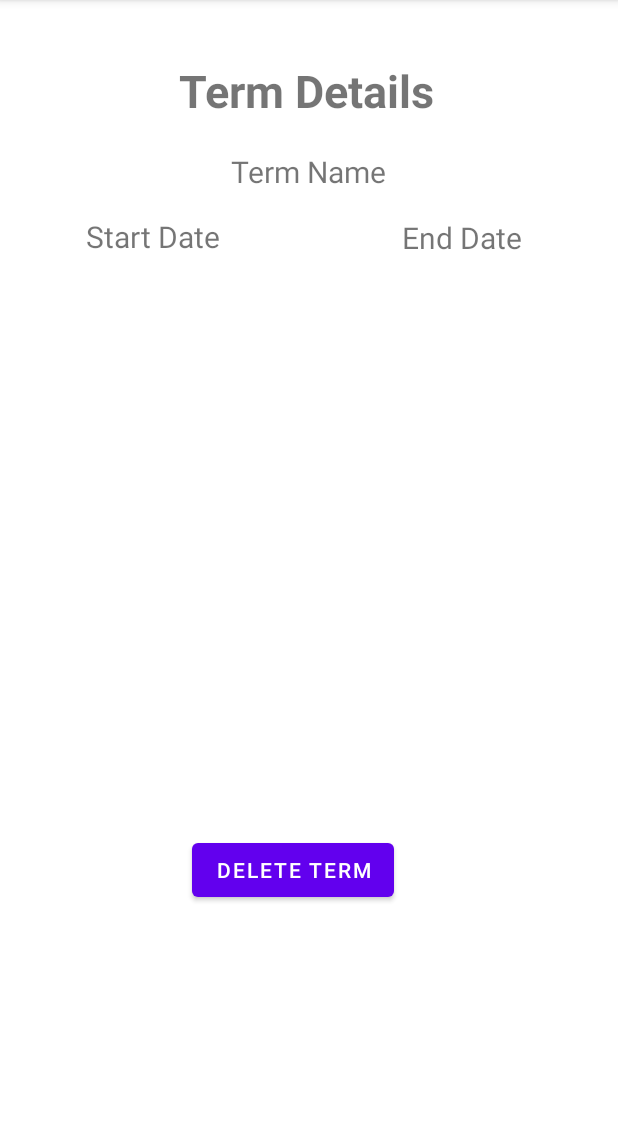
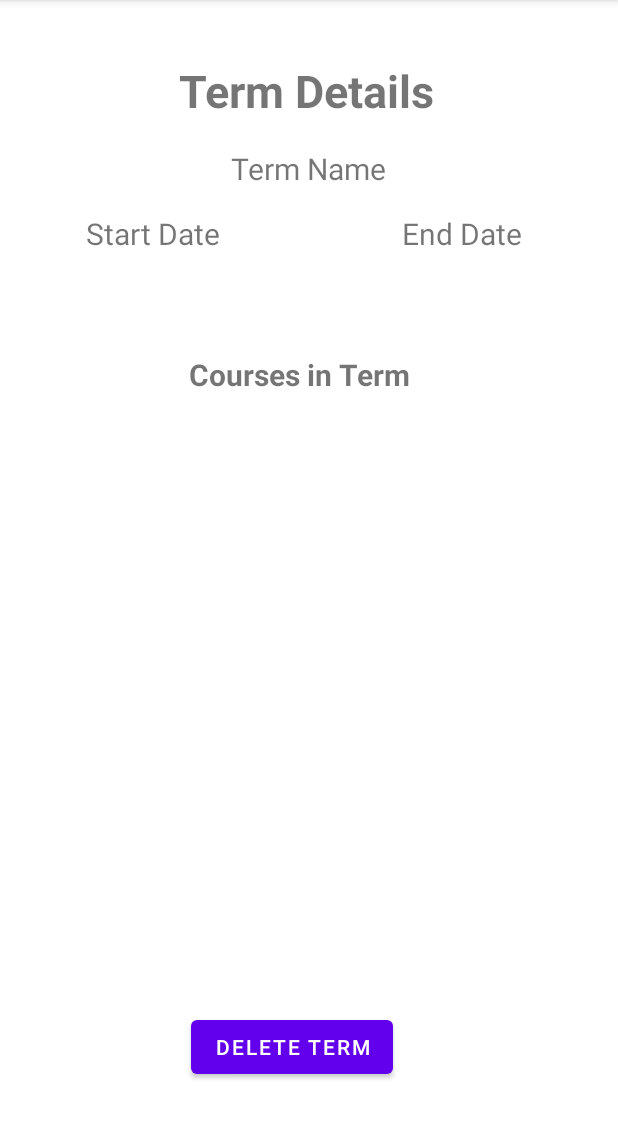
Before and after one commit to arjundesguerra/Arjun-C196, an Android app: the TermDetails screen opened directly, with no data from a screen before it, on a phone screen of 412 x 824 dp, the part 84-1223 px from its top. Run offline under Robolectric (Android 15) with nearby library versions, the phone set to English and light mode, and no system bars.

Commit message:
term details shows courses

```diff
--- a/app/src/main/java/com/example/arjunc196/assessmentActivities/AssessmentDetails.java
+++ b/app/src/main/java/com/example/arjunc196/assessmentActivities/AssessmentDetails.java
@@ -40,7 +40,7 @@ public class AssessmentDetails extends AppCompatActivity {
         Intent intent = getIntent();
         long assessmentId = intent.getLongExtra("assessment_id", -1);
 
-        // fetch the term from the database using the term ID
+        // fetch the assessment from the database using the assessment ID
         SQLiteDatabase db = dbHelper.getReadableDatabase();
         String[] projection = {
                 "id AS _id",
@@ -54,7 +54,7 @@ public class AssessmentDetails extends AppCompatActivity {
         String[] selectionArgs = { String.valueOf(assessmentId) };
         Cursor cursor = db.query("assessments", projection, selection, selectionArgs, null, null, null);
         if (cursor.moveToFirst()) {
-            // display the term details in the UI
+            // display the asssessment details in the UI
             String assessmentName = cursor.getString(cursor.getColumnIndexOrThrow("assessmentTitle"));
             String courseTitle = cursor.getString(cursor.getColumnIndexOrThrow("courseTitle"));
             String asssesmentType = cursor.getString(cursor.getColumnIndexOrThrow("assessmentType"));
@@ -70,7 +70,7 @@ public class AssessmentDetails extends AppCompatActivity {
         cursor.close();
 
         deleteButton.setOnClickListener(v -> {
-            // delete the term from the database
+            // delete the assessment from the database
             SQLiteDatabase db1 = dbHelper.getWritableDatabase();
             String selection1 = "id = ?";
             String[] selectionArgs1 = { String.valueOf(assessmentId) };
--- a/app/src/main/java/com/example/arjunc196/termsActivities/TermDetails.java
+++ b/app/src/main/java/com/example/arjunc196/termsActivities/TermDetails.java
@@ -8,19 +8,27 @@ import android.database.sqlite.SQLiteDatabase;
 import android.os.Bundle;
 import android.view.View;
 import android.widget.Button;
+import android.widget.ListView;
 import android.widget.TextView;
 import android.widget.Toast;
 
 import com.example.arjunc196.DatabaseHelper;
 import com.example.arjunc196.R;
+import com.example.arjunc196.coursesActivities.CourseAdapter;
+import com.example.arjunc196.coursesActivities.CourseDetails;
 
 public class TermDetails extends AppCompatActivity {
 
-    private DatabaseHelper dbHelper;
     private TextView termTitleTextView;
     private TextView startDateTextView;
     private TextView endDateTextView;
     private Button deleteButton;
+
+    private ListView courseListView;
+    private DatabaseHelper dbHelper;
+    private CourseAdapter adapter;
+
+
 
     @Override
     protected void onCreate(Bundle savedInstanceState) {
@@ -83,7 +91,44 @@ public class TermDetails extends AppCompatActivity {
             cursor1.close();
         });
 
+        dbHelper = new DatabaseHelper(this);
+        courseListView = findViewById(R.id.coursesListView);
 
+        adapter = new CourseAdapter(this, null);
+        courseListView.setAdapter(adapter);
+
+        // go to course details
+        courseListView.setOnItemClickListener((parent, view, position, id) -> {
+            Intent intent1 = new Intent(TermDetails.this, CourseDetails.class);
+            intent1.putExtra("course_id", id);
+            startActivity(intent1);
+        });
+
+    }
+
+    @Override
+    protected void onStart() {
+        super.onStart();
+        // fetch data from database and bind it to the list view
+        SQLiteDatabase db = dbHelper.getReadableDatabase();
+        String[] projection = {
+                "id AS _id",
+                "courseTitle",
+                "courseStartDate",
+                "courseEndDate",
+                "termTitle",
+                "instructorName",
+                "status"
+        };
+        Cursor cursor = db.query("courses", projection, null, null, null, null, null);
+        adapter.swapCursor(cursor);
+    }
+
+    @Override
+    protected void onStop() {
+        super.onStop();
+        // close the cursor to release resources
+        adapter.swapCursor(null);
     }
 
     @Override
--- a/app/src/main/res/layout/activity_term_details.xml
+++ b/app/src/main/res/layout/activity_term_details.xml
@@ -25,7 +25,7 @@
         android:layout_width="200dp"
         android:layout_height="wrap_content"
         android:layout_marginStart="96dp"
-        android:layout_marginTop="20dp"
+        android:layout_marginTop="18dp"
         android:layout_marginEnd="97dp"
         android:gravity="center"
         android:text="Term Name"
@@ -39,41 +39,58 @@
         android:layout_width="200dp"
         android:layout_height="wrap_content"
         android:layout_marginStart="1dp"
-        android:layout_marginTop="144dp"
+        android:layout_marginTop="16dp"
         android:gravity="center"
         android:text="Start Date"
         android:textSize="20sp"
         app:layout_constraintStart_toStartOf="parent"
-        app:layout_constraintTop_toTopOf="parent" />
+        app:layout_constraintTop_toBottomOf="@+id/termNameDetails" />
 
     <TextView
         android:id="@+id/endDateDetails"
         android:layout_width="200dp"
         android:layout_height="wrap_content"
-        android:layout_marginTop="64dp"
+        android:layout_marginTop="16dp"
         android:layout_marginEnd="4dp"
         android:gravity="center"
         android:text="End Date"
         android:textSize="20sp"
         app:layout_constraintEnd_toEndOf="parent"
-        app:layout_constraintTop_toBottomOf="@+id/detailsText" />
+        app:layout_constraintTop_toBottomOf="@+id/termNameDetails" />
+
+
+    <TextView
+        android:id="@+id/coursesText"
+        android:layout_width="wrap_content"
+        android:layout_height="wrap_content"
+        android:layout_marginStart="110dp"
+        android:layout_marginTop="236dp"
+        android:layout_marginEnd="113dp"
+        android:text="Courses in Term"
+        android:textSize="20sp"
+        android:textStyle="bold"
+        app:layout_constraintEnd_toEndOf="parent"
+        app:layout_constraintHorizontal_bias="0.384"
+        app:layout_constraintStart_toStartOf="parent"
+        app:layout_constraintTop_toTopOf="parent" />
 
     <ListView
-        android:id="@+id/coursesInTermListView"
-        android:layout_width="314dp"
-        android:layout_height="356dp"
-        android:layout_marginTop="16dp"
-        android:layout_marginEnd="48dp"
+        android:id="@+id/coursesListView"
+        android:layout_width="391dp"
+        android:layout_height="355dp"
+        android:layout_marginTop="19dp"
+        android:layout_marginEnd="2dp"
         app:layout_constraintEnd_toEndOf="parent"
-        app:layout_constraintTop_toBottomOf="@+id/endDateDetails" />
+        app:layout_constraintStart_toStartOf="parent"
+        app:layout_constraintTop_toBottomOf="@+id/coursesText" />
 
     <Button
         android:id="@+id/deleteButton"
         android:layout_width="wrap_content"
         android:layout_height="wrap_content"
-        android:layout_marginStart="128dp"
-        android:layout_marginTop="12dp"
+        android:layout_marginStart="127dp"
+        android:layout_marginTop="36dp"
         android:text="Delete Term"
         app:layout_constraintStart_toStartOf="parent"
-        app:layout_constraintTop_toBottomOf="@+id/coursesInTermListView" />
+        app:layout_constraintTop_toBottomOf="@+id/coursesListView" />
 </androidx.constraintlayout.widget.ConstraintLayout>
```
